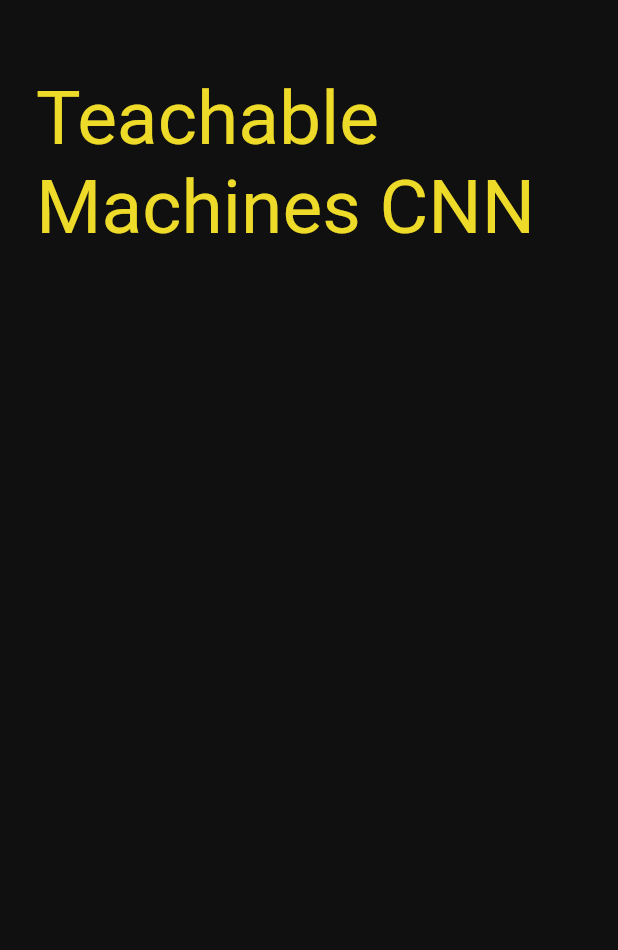
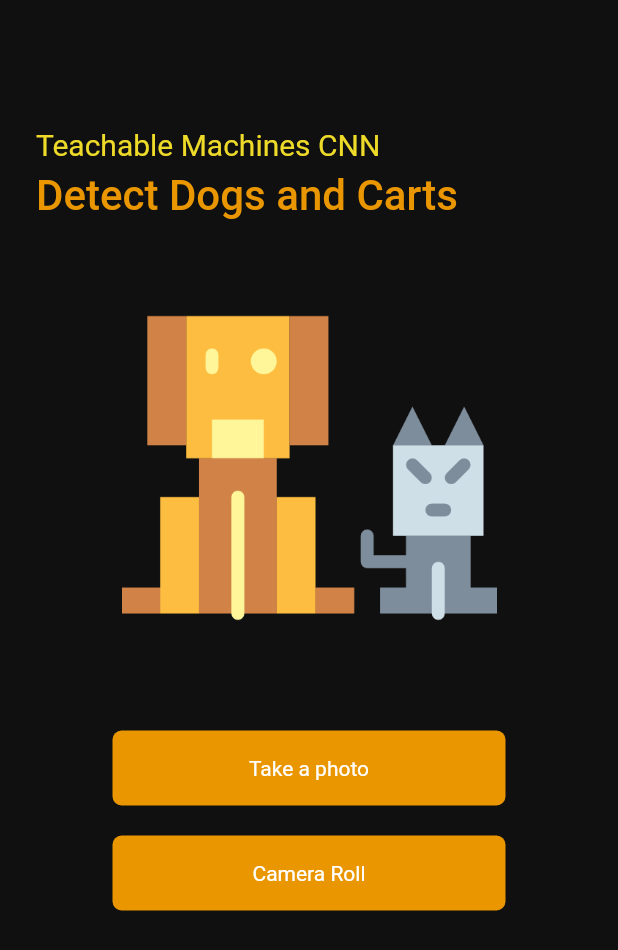
Before and after one commit to HaydenSookchand/CatVsDog, a Flutter app: the screen it shows after launch, on a phone screen of 412 x 824 dp. Shown: the top 950 px of the screen. Run offline on Flutter 3.47's test engine with Material 2 defaults, Android fonts, the phone set to English and light mode, and no system bars; our stand-ins replace splashscreen.

Commit message:
creating ui

```diff
--- a/lib/home.dart
+++ b/lib/home.dart
@@ -7,6 +7,8 @@ class Home extends StatefulWidget {
 }
 
 class _HomeState extends State<Home> {
+
+  bool _loading = true;
   @override
   Widget build(BuildContext context) {
     return Scaffold(
@@ -15,10 +17,52 @@ class _HomeState extends State<Home> {
       child:Column(
           crossAxisAlignment: CrossAxisAlignment.start,
          children: <Widget>[
-           SizedBox(height: 50 ),
+           SizedBox(height: 85 ),
            Text(
-            "Teachable Machines CNN" , style: TextStyle(color: Color(0xFFEEDA28), fontSize: 50)
+            "Teachable Machines CNN" , style: TextStyle(color: Color(0xFFEEDA28), fontSize: 20)
             ),
+           SizedBox(height: 6),
+           Text("Detect Dogs and Carts" , style: TextStyle(color: Color(0xFFE99600), fontWeight: FontWeight.w500, fontSize: 28)),
+           SizedBox(height: 40),
+           Center(child: _loading ? Container(
+             width: 250,
+             child: Column(children: <Widget>[
+               Image.asset('assets/cat.png'),
+               SizedBox(height: 50)
+             ],)
+           ) : Container() ),
+           Container(
+               width: MediaQuery.of(context).size.width,
+               child: Column(children: <Widget>[
+               GestureDetector(
+                 onTap: () {},
+                 child: Container(
+                     width: MediaQuery.of(context).size.width - 150,
+                     alignment: Alignment.center,
+                     padding: EdgeInsets.symmetric(horizontal: 24, vertical: 17),
+                     decoration: BoxDecoration(
+                         color:Color(0xFFE99600) ,
+                         borderRadius: BorderRadius.circular(6)
+                     ),
+                     child: Text('Take a photo' , style: TextStyle(color: Colors.white))
+                 )
+             ),
+                 SizedBox(height:20),
+                 GestureDetector(
+                     onTap: () {},
+                     child: Container(
+                         width: MediaQuery.of(context).size.width - 150,
+                         alignment: Alignment.center,
+                         padding: EdgeInsets.symmetric(horizontal: 24, vertical: 17),
+                         decoration: BoxDecoration(
+                             color:Color(0xFFE99600) ,
+                             borderRadius: BorderRadius.circular(6)
+                         ),
+                         child: Text('Camera Roll' , style: TextStyle(color: Colors.white))
+                     )
+                 ),
+           ])
+           )
          ]
     )));
 
--- a/pubspec.yaml
+++ b/pubspec.yaml
@@ -48,8 +48,8 @@ flutter:
   uses-material-design: true
 
   # To add assets to your application, add an assets section, like this:
-  # assets:
-  #   - images/a_dot_burr.jpeg
+  assets:
+    - assets/
   #   - images/a_dot_ham.jpeg
 
   # An image asset can refer to one or more resolution-specific "variants", see
```
Also changed, not shown: assets/cat.png (added), 2 other files.
